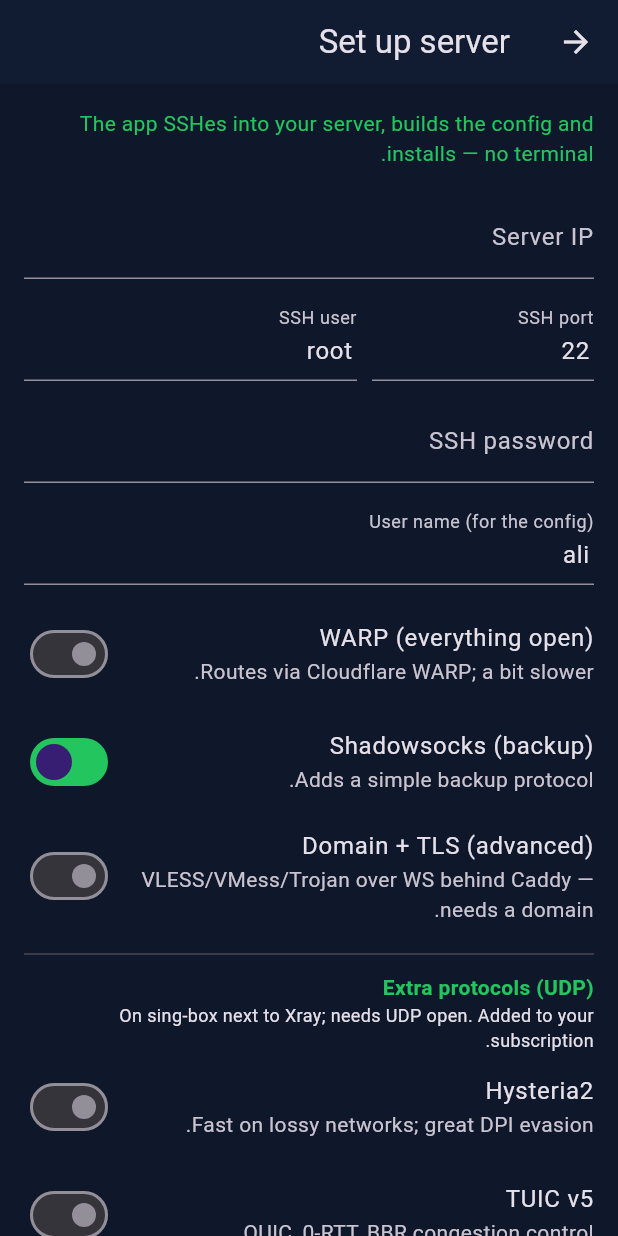
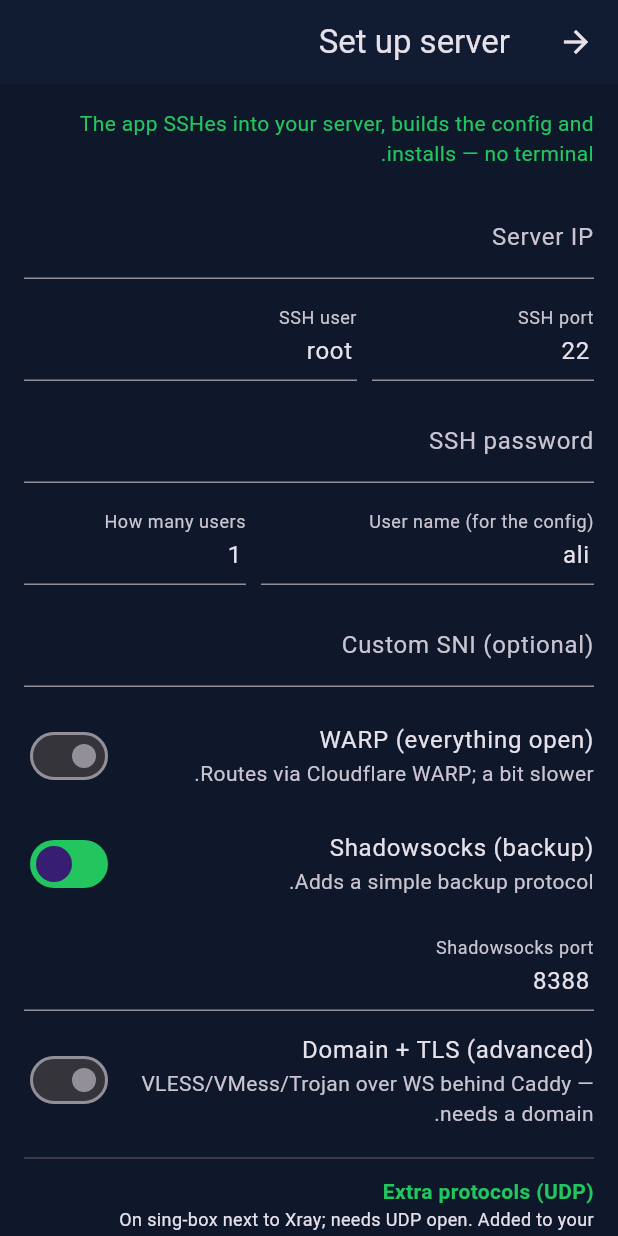
Before and after one commit to kian-irani/kian_v2ray, a Flutter app: the SetupScreen screen opened directly with empty values, after a tap on "Shadowsocks (backup)", on a phone screen of 412 x 824 dp. Run offline on Flutter 3.47's test engine with Material 3 defaults, Android fonts, the phone set to English and light mode, and no system bars; our stand-ins replace qr_flutter, shared_preferences; missing offline and left inert: cryptography, dartssh2; accounts and stored records are empty.

Commit message:
fix: panel deploy (venv+port), honest no-tunnel-core behavior, app↔page settings parity
Three bugs from real device testing:

1) Web panel didn't deploy: kian-panel.sh assumed python3-venv was present (it
   isn't by default on Ubuntu) AND defaulted to port 8443 which collides with the
   Hysteria2 companion. Now ensures venv, auto-picks a free port, persists it.

2) 'Connects but no internet': KianVpnService routed 0.0.0.0/0 into the tun while
   startTunnelCore was an empty TODO, so all traffic was dropped (internet dead,
   UI said connected). Now: if no native core (isCoreAvailable() via reflection),
   the app does NOT build a dead tunnel — it shows an honest dialog directing the
   user to import the config into v2rayNG, with a copy button.

3) App↔page parity: setup wizard gains user-count, custom SNI, Shadowsocks port,
   and full 7-protocol TLS selection (config_gen already supported count/ssPort/
   snis/tlsProtoKinds).

bump installer 2.5.0->2.6.0, app 0.1.7->0.1.8. pytest 51 green; flutter-3.24.5 safe.

Co-Authored-By: Claude Opus 4.8 <noreply@anthropic.com>
Claude-Session: https://claude.ai/code/session_01EGjTRfmhDKahAFuY5WiMoR

```diff
--- a/app/lib/i18n.dart
+++ b/app/lib/i18n.dart
@@ -45,6 +45,10 @@ class Strings {
     'setup.sshuser': ['کاربر SSH', 'SSH user'],
     'setup.sshpass': ['رمز SSH', 'SSH password'],
     'setup.username': ['نام کاربر (برای کانفیگ)', 'User name (for the config)'],
+    'setup.users': ['تعداد کاربر', 'How many users'],
+    'setup.sni': ['SNI دلخواه (اختیاری)', 'Custom SNI (optional)'],
+    'setup.ssport': ['پورت Shadowsocks', 'Shadowsocks port'],
+    'setup.tlsprotos': ['پروتکل‌های TLS (چندتا قابل‌انتخاب):', 'TLS protocols (pick any):'],
     'setup.install': ['ساخت و نصب', 'Build & install'],
     'setup.sublink': ['لینک Subscription (روی Gist):', 'Subscription link (on Gist):'],
     'setup.warp': ['WARP (همه‌چیز باز)', 'WARP (everything open)'],
@@ -88,6 +92,8 @@ class Strings {
     'hist.delete.confirm': ['این رکوردِ تاریخچه حذف شود؟', 'Delete this history record?'],
     'copyall.title': ['کپیِ همهٔ کانفیگ‌ها', 'Copy all configs'],
     'copyall.done': ['همهٔ لینک‌ها کپی شد', 'All links copied'],
+    'nocore.title': ['اتصال در این نسخه فعال نیست', 'Tunnel not available in this build'],
+    'nocore.body': ['این نسخهٔ اپ کانفیگ و سرور را می‌سازد/مدیریت می‌کند ولی هستهٔ تونلِ روی‌دستگاه هنوز در آن نیست — اگر وصل شویم اینترنتت قطع می‌شود. فعلاً کانفیگ را کپی کن و در v2rayNG وارد کن (یا QR را اسکن کن). به‌محضِ افزودنِ هسته، همین دکمه واقعی وصل می‌شود.', 'This build generates & manages configs/servers but the on-device tunnel core isn\'t bundled yet — connecting would cut your internet. For now copy the config into v2rayNG (or scan its QR). Once the core is added, this button will really connect.'],
   };
 
   String t(String key) {
--- a/app/lib/screens/setup_screen.dart
+++ b/app/lib/screens/setup_screen.dart
@@ -27,7 +27,17 @@ class _SetupScreenState extends State<SetupScreen> {
   final _sshUser = TextEditingController(text: 'root');
   final _sshPass = TextEditingController();
   final _username = TextEditingController(text: 'ali');
+  final _numUsers = TextEditingController(text: '1');
+  final _ssPort = TextEditingController(text: '8388');
+  final _customSni = TextEditingController();
   final _tlsDomain = TextEditingController();
+
+  // Full TLS protocol set (parity with the web page). Default: vless-ws.
+  static const _tlsKinds = [
+    'vless-ws', 'vmess-ws', 'vless-grpc', 'vmess-grpc',
+    'trojan-ws', 'vless-httpupgrade', 'vmess-httpupgrade',
+  ];
+  final Set<String> _tlsSelected = {'vless-ws'};
 
   bool _warp = false;
   bool _ss = false;
@@ -93,11 +103,14 @@ class _SetupScreenState extends State<SetupScreen> {
       final bundle = await gen.build(
         serverIp: _ip.text.trim(),
         userPrefix: _username.text.trim().isEmpty ? 'user' : _username.text.trim(),
+        count: (int.tryParse(_numUsers.text.trim()) ?? 1).clamp(1, 50),
         warp: _warp,
         ss: _ss,
+        ssPort: int.tryParse(_ssPort.text.trim()) ?? 8388,
         tlsDomain: _tls ? _tlsDomain.text.trim() : null,
-        tlsProtoKinds: _tls ? const ['vless-ws', 'vmess-ws', 'trojan-ws'] : const [],
+        tlsProtoKinds: _tls ? _tlsSelected.toList() : const [],
         extraProtocols: [if (_hy2) 'hysteria2', if (_tuic) 'tuic'],
+        snis: _customSni.text.trim().isEmpty ? const [] : [_customSni.text.trim()],
       );
 
       _say('• ساختِ لینکِ Subscription روی Gist…');
@@ -200,7 +213,13 @@ class _SetupScreenState extends State<SetupScreen> {
             Expanded(flex: 3, child: _field(_sshUser, s.t('setup.sshuser'))),
           ]),
           _field(_sshPass, s.t('setup.sshpass'), obscure: true),
-          _field(_username, s.t('setup.username')),
+          Row(children: [
+            Expanded(flex: 3, child: _field(_username, s.t('setup.username'))),
+            const SizedBox(width: 10),
+            Expanded(flex: 2, child: _field(_numUsers, s.t('setup.users'),
+                keyboardType: TextInputType.number)),
+          ]),
+          _field(_customSni, s.t('setup.sni'), hint: 'www.microsoft.com'),
           const SizedBox(height: 4),
           SwitchListTile(
             value: _warp, onChanged: (v) => setState(() => _warp = v),
@@ -212,13 +231,38 @@ class _SetupScreenState extends State<SetupScreen> {
             title: Text(s.t('setup.ss')), subtitle: Text(s.t('setup.ss.d')),
             contentPadding: EdgeInsets.zero,
           ),
+          if (_ss)
+            _field(_ssPort, s.t('setup.ssport'), keyboardType: TextInputType.number),
           SwitchListTile(
             value: _tls, onChanged: (v) => setState(() => _tls = v),
             title: Text(s.t('setup.tls')), subtitle: Text(s.t('setup.tls.d')),
             contentPadding: EdgeInsets.zero,
           ),
-          if (_tls)
+          if (_tls) ...[
             _field(_tlsDomain, s.t('setup.tlsdomain'), hint: 'vpn.example.com'),
+            const SizedBox(height: 6),
+            Text(s.t('setup.tlsprotos'), style: const TextStyle(fontSize: 12)),
+            const SizedBox(height: 6),
+            Wrap(
+              spacing: 8, runSpacing: 8,
+              children: _tlsKinds.map((k) {
+                final on = _tlsSelected.contains(k);
+                return FilterChip(
+                  label: Text(k, style: const TextStyle(fontSize: 11)),
+                  selected: on,
+                  showCheckmark: false,
+                  selectedColor: KianTheme.accent.withOpacity(0.25),
+                  onSelected: (v) => setState(() {
+                    if (v) {
+                      _tlsSelected.add(k);
+                    } else if (_tlsSelected.length > 1) {
+                      _tlsSelected.remove(k);
+                    }
+                  }),
+                );
+              }).toList(),
+            ),
+          ],
           const Divider(height: 24),
           Text(s.t('setup.extra'),
               style: const TextStyle(color: KianTheme.accent, fontWeight: FontWeight.bold)),
@@ -301,12 +345,13 @@ class _SetupScreenState extends State<SetupScreen> {
   }
 
   Widget _field(TextEditingController c, String label,
-      {String? hint, bool obscure = false}) {
+      {String? hint, bool obscure = false, TextInputType? keyboardType}) {
     return Padding(
       padding: const EdgeInsets.symmetric(vertical: 6),
       child: TextField(
         controller: c,
         obscureText: obscure,
+        keyboardType: keyboardType,
         decoration: InputDecoration(labelText: label, hintText: hint),
       ),
     );
@@ -319,6 +364,9 @@ class _SetupScreenState extends State<SetupScreen> {
     _sshUser.dispose();
     _sshPass.dispose();
     _username.dispose();
+    _numUsers.dispose();
+    _ssPort.dispose();
+    _customSni.dispose();
     _tlsDomain.dispose();
     _panelUser.dispose();
     _panelPass.dispose();
--- a/app/pubspec.yaml
+++ b/app/pubspec.yaml
@@ -1,7 +1,7 @@
 name: kv2m
 description: Kv2m — KIAN V2Ray mobile client (same family as the Kv2m desktop app; Android-first, no GMS).
 publish_to: "none"
-version: 0.1.7+7
+version: 0.1.8+8
 
 environment:
   sdk: ">=3.3.0 <4.0.0"
```
Also changed, not shown: app/lib/screens/home_screen.dart (+42 -0 lines), app/lib/services/config_gen.dart (+9 -4 lines), app/lib/services/vpn_service.dart (+14 -0 lines), 6 other files.
